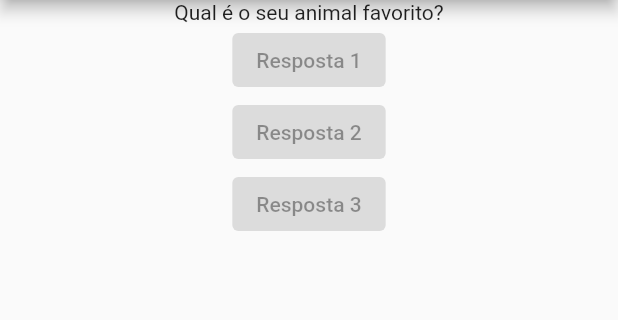
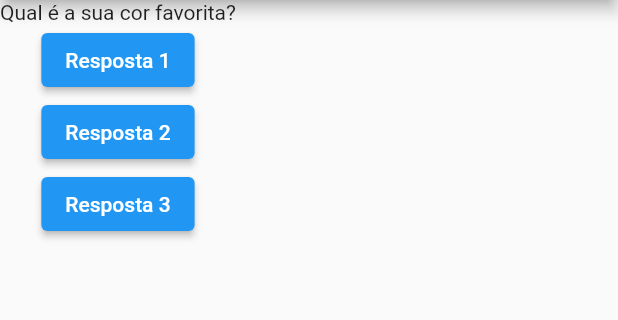
Before and after one commit to DevGabrielPires/flutter-cod3r, a Flutter app: the screen it shows after launch, on a phone screen of 412 x 824 dp, the part 84-404 px from its top. Run offline on Flutter 3.47's test engine with Material 2 defaults, Android fonts, the phone set to English and light mode, and no system bars; our stand-ins replace flutter_mobx, mobx; generated files the repository leaves out were written again.

Commit message:
:sparkles: Feat: Finishing class about anonimous function

```diff
--- a/projeto_perguntas/lib/main.dart
+++ b/projeto_perguntas/lib/main.dart
@@ -7,36 +7,42 @@ void main(List<String> args) {
 class PerguntaApp extends StatelessWidget {
   const PerguntaApp({Key? key}) : super(key: key);
 
+  void responder() {
+    print('pergunta respondida');
+  }
+
   @override
   Widget build(BuildContext context) {
     final List<String> perguntas = [
+      'Qual é a sua cor favorita?',
       'Qual é o seu animal favorito?',
-      'Qual é a sua cor favorita?'
     ];
-
     return MaterialApp(
       home: Scaffold(
           appBar: AppBar(
             title: const Text('Perguntas'),
           ),
           body: Column(
-          children: [
-            Center(child: Text(perguntas[0])),
-            const ElevatedButton(
-              child: Text('Resposta 1'),
-              onPressed: null,
+            children: <Widget>[
+              Text(
+                perguntas[0],
               ),
-            const ElevatedButton(
-              child: Text('Resposta 2'),
-              onPressed: null,
+              ElevatedButton(
+                child: const Text('Resposta 1'),
+                onPressed: responder,
               ),
-            const ElevatedButton(
-              child: Text('Resposta 3'),
-              onPressed: null,
+              ElevatedButton(
+                child: const Text('Resposta 2'),
+                onPressed: () {
+                  print('Resposta 2 escolhida!');
+                },
+              ),
+              ElevatedButton(
+                child: const Text('Resposta 3'),
+                onPressed: () => {print("Resposta 3!!!!!!")},
               )
             ],
-        ),
-      ),
+          )),
     );
   }
 }
```
Also changed, not shown: projeto_perguntas/pubspec.lock, 1 other file. Lines whose indentation alone changed are shown as unchanged.
